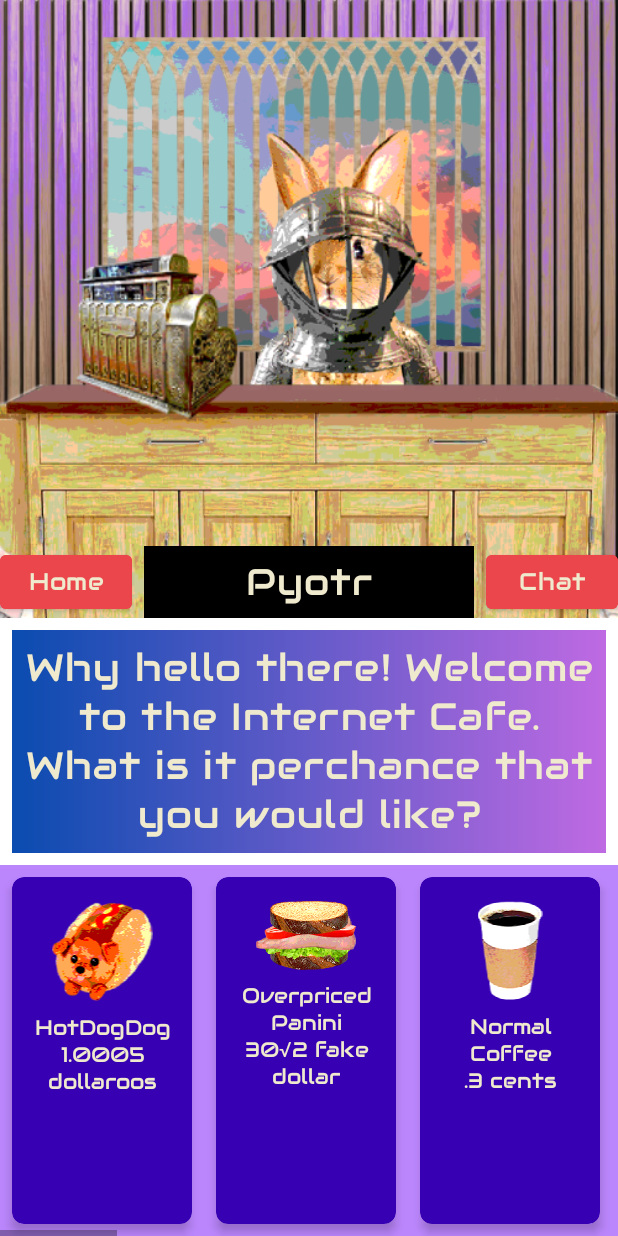
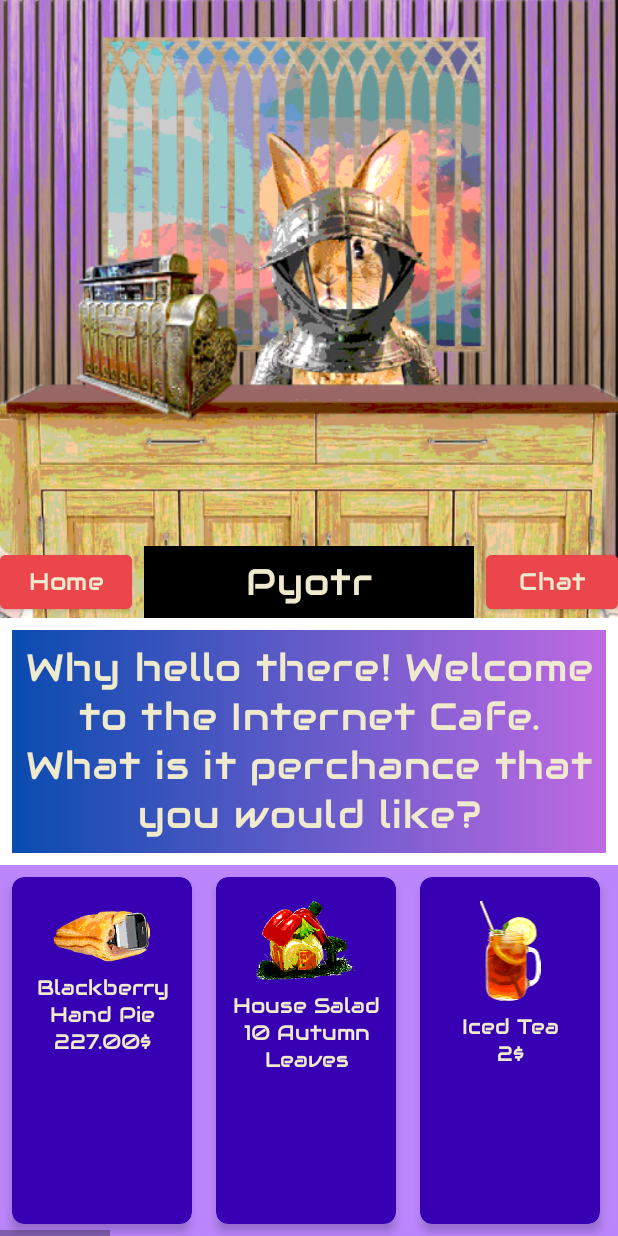
Before and after one commit to FalseNor/coffeeGame, an Android app: the screen it shows after launch (MainActivity), after a tap on "Start!", on a phone screen of 412 x 824 dp. Run offline under Robolectric (Android 15) with nearby library versions, the phone set to English and light mode, and no system bars.

Commit message:
I fixed the shuffle!!!!! I also added one food, zebra ice cream sandwich, started adding the spaces to implement the two more baristas, and changed a few strings to make them fit in the textboxes better
Signed-off-by: literate gamer <rareliterategamer@gmail.com>

```diff
--- a/app/build.gradle
+++ b/app/build.gradle
@@ -45,6 +45,7 @@ dependencies {
     implementation 'androidx.constraintlayout:constraintlayout:2.1.4'
     implementation 'androidx.databinding:baseLibrary:3.2.0-alpha11'
     implementation 'androidx.core:core:1.10.0'
+
     testImplementation 'junit:junit:4.13.2'
     androidTestImplementation 'androidx.test.ext:junit:1.1.5'
     androidTestImplementation 'androidx.test.espresso:espresso-core:3.5.1'
--- a/app/src/main/java/com/example/coffeegame/SustenanceViewModel.kt
+++ b/app/src/main/java/com/example/coffeegame/SustenanceViewModel.kt
@@ -7,6 +7,7 @@ import com.example.coffeegame.data.Datasource
 import com.example.coffeegame.model.Sustenance
 
 class SustenanceViewModel: ViewModel() {
+    //setting up all
     private var _currentSustenance: MutableLiveData<Sustenance> = MutableLiveData<Sustenance>()
     val currentSustenance: LiveData<Sustenance>
         get() = _currentSustenance
@@ -16,7 +17,7 @@ class SustenanceViewModel: ViewModel() {
 
     init {
         //initialize sustenance data
-        _sustenanceData = Datasource.getSustenanceData()
+        _sustenanceData = Datasource.getLimitedSustenanceData() //using getLimitedSustenanceData() instead of getSustenanceData()
         _currentSustenance.value = _sustenanceData[0]
     }
 
--- a/app/src/main/java/com/example/coffeegame/adapter/SustenanceAdapter.kt
+++ b/app/src/main/java/com/example/coffeegame/adapter/SustenanceAdapter.kt
@@ -15,10 +15,11 @@ class SustenanceAdapter(private val onItemClicked: (Sustenance) -> Unit) :
 
     private lateinit var context: Context
 
-    class SustenanceViewHolder(private var binding: HorizontalListItemBinding) :
-        RecyclerView.ViewHolder(binding.root) {
+    class SustenanceViewHolder(
+        private var binding: HorizontalListItemBinding
+        ) : RecyclerView.ViewHolder(binding.root) {
 
-        fun bind(sustenance: Sustenance, context: Context) { //context.getString(sustenance.name) but we're not using string resources yet
+        fun bind(sustenance: Sustenance, context: Context) {
             binding.sustenanceName.setText(sustenance.name)
             binding.sustenancePrice.setText(sustenance.price)
             // Load the images into the ImageView using the Coil library
--- a/app/src/main/java/com/example/coffeegame/data/Datasource.kt
+++ b/app/src/main/java/com/example/coffeegame/data/Datasource.kt
@@ -7,6 +7,7 @@ import com.example.coffeegame.model.Barista
 import com.example.coffeegame.model.Sustenance
 import java.time.LocalTime
 import java.time.format.DateTimeFormatter
+import java.util.Random
 
 
 object Datasource {
@@ -14,6 +15,15 @@ object Datasource {
     //data handling functions
     fun getSustenanceData(): ArrayList<Sustenance>{
         return sustenanceList
+        //I don't formally use this one much but it's still probably useful to have idk
+    }
+    fun getLimitedSustenanceData(): ArrayList<Sustenance> {
+        //beware anybody lookin' at this it took a very long time to figure out this part
+        //divides the amount of available food that goes into the visible recyclerview
+        var sustenanceCopy: ArrayList<Sustenance> = getSustenanceData().map { it.copy() } as ArrayList<Sustenance>
+        val seed = Random()
+        sustenanceCopy= sustenanceCopy.shuffled(seed) as ArrayList<Sustenance>
+        return sustenanceCopy as ArrayList<Sustenance>
     }
     private fun getBaristaData(): ArrayList<Barista>{
         return baristaList
@@ -21,26 +31,34 @@ object Datasource {
     @RequiresApi(Build.VERSION_CODES.O)
     fun getCurrentBarista(): Barista{
         val localTime: LocalTime = getLocalTime()
+        //It gets mad with midnight so I just did the ol' canvas trick, 23:59
         return when {
-            //shift that end at 8:00 (start at 24:00/12:00pm)
-            localTime.isBefore(LocalTime.parse("08:00")) || localTime == LocalTime.parse("08:00") -> {
-                getBaristaData()[1] //TODO: update with nara
+            //shift that ends at 6:00am (starts at 24:00/12:00pm/00:00 //Just the start of the day)
+            // practically the night shift
+            localTime.isBefore(LocalTime.parse("06:00")) || localTime == LocalTime.parse("06:00") -> {
+                getBaristaData()[1]
+            //TODO: update with lidoo when lidoo implemented
             }
-            //shift that end at 16:00/4:00pm (start at 8:00)
-            localTime.isBefore(LocalTime.parse("16:00")) || localTime == LocalTime.parse("16:00") -> {
+            //shift that ends at 12:00am/12:00 (starts at 6:00am)
+            localTime.isBefore(LocalTime.parse("12:00")) || localTime == LocalTime.parse("12:00") -> {
                 getBaristaData()[0]
             }
-            //shift that end at 24:00/12:00pm (start at 16:00/4:00pm)
-            localTime.isBefore(LocalTime.parse("24:00")) || localTime == LocalTime.parse("24:00") -> {
+            //shift that ends at 6:00 pm/18:00 (starts at 12:00am/12:00)
+            localTime.isBefore(LocalTime.parse("18:00")) || localTime == LocalTime.parse("18:00") -> {
                 getBaristaData()[1]
             }
-
-            else -> getBaristaData()[0]
+            //shift that ends at midnight/24:00/00:00/end of day (starts at 6:00pm/18:00)
+            localTime.isBefore(LocalTime.parse("23:59")) || localTime == LocalTime.parse("23:59") -> {
+                getBaristaData()[0]
+                //TODO: update with nara? when nara implemented
+            }
+            //hanging else in case anything goes wrong
+            else -> getBaristaData()[1]
         }
     }
 
     @RequiresApi(Build.VERSION_CODES.O)     //jesus this took several days, the documentation around this area is not great
-    fun getLocalTime(): LocalTime {         //I <3 Java :3
+    fun getLocalTime(): LocalTime {         //I <3 Java
         val nowTime= LocalTime.now()        //important to note that localtime  doesn't know anything about the date
         val formatter = DateTimeFormatter.ofPattern("HH:mm")    //foul
         val timeTxt = nowTime.format(formatter)
@@ -74,7 +92,7 @@ object Datasource {
             R.string.normal_coffee_death_statement
         ),
         Sustenance(
-            4,
+            3,
             R.drawable.food_fidget_burger,
             R.string.burger_name,
             R.string.burger_price,
@@ -82,7 +100,7 @@ object Datasource {
             R.string.burger_death_statement
         ),
         Sustenance(
-            5,
+            4,
             R.drawable.food_spider_donut,
             R.string.spider_donut_name,
             R.string.spider_donut_price,
@@ -90,7 +108,7 @@ object Datasource {
             R.string.spider_donut_death_statement
         ),
         Sustenance(
-            6,
+            5,
             R.drawable.food_coffee_cream,
             R.string.cold_brew_name,
             R.string.cold_brew_price,
@@ -98,7 +116,7 @@ object Datasource {
             R.string.cold_brew_death_statement
         ),
         Sustenance(
-            7,
+            6,
             R.drawable.food_frosty,
             R.string.milkshake_name,
             R.string.milkshake_price,
@@ -106,7 +124,7 @@ object Datasource {
             R.string.milkshake_death_statement
         ),
         Sustenance(
-            8,
+            7,
             R.drawable.food_iced_drink,
             R.string.iced_tea_name,
             R.string.iced_tea_price,
@@ -114,7 +132,7 @@ object Datasource {
             R.string.iced_tea_death_statement
         ),
         Sustenance(
-            9,
+            8,
             R.drawable.food_pink_lemonade,
             R.string.pink_lemonade_name,
             R.string.pink_lemonade_price,
@@ -122,7 +140,7 @@ object Datasource {
             R.string.pink_lemonade_death_statement
         ),
         Sustenance(
-            10,
+            9,
             R.drawable.food_pitcher,
             R.string.pitcher_name,
             R.string.pitcher_price,
@@ -130,7 +148,7 @@ object Datasource {
             R.string.pitcher_death_statement
         ),
         Sustenance(
-            11,
+            10,
             R.drawable.food_punk_lemonade,
             R.string.punk_lemonade_name,
             R.string.punk_lemonade_price,
@@ -138,7 +156,7 @@ object Datasource {
             R.string.punk_lemonade_death_statement,
         ),
         Sustenance(
-            12,
+            11,
             R.drawable.food_blackberry_pie,
             R.string.blackberry_pie_name,
             R.string.blackberry_pie_price,
@@ -146,7 +164,7 @@ object Datasource {
             R.string.blackberry_pie_death_statement
         ),
         Sustenance(
-            13,
+            12,
             R.drawable.food_dodo_bird,
             R.string.dodo_bird_name,
             R.string.dodo_bird_price,
@@ -154,7 +172,7 @@ object Datasource {
             R.string.dodo_bird_death_statement
         ),
         Sustenance(
-            14,
+            13,
             R.drawable.food_house_salad,
             R.string.house_salad_name,
             R.string.house_salad_price,
@@ -162,7 +180,7 @@ object Datasource {
             R.string.house_salad_death_statement
         ),
         Sustenance(
-            15,
+            14,
             R.drawable.goth_tea,
             R.string.hot_goth_tea_name,
             R.string.hot_goth_tea_price,
@@ -170,12 +188,20 @@ object Datasource {
             R.string.hot_goth_tea_death_statement
         ),
         Sustenance(
-            16,
+            15,
             R.drawable.food_tea_ice,
             R.string.tea_ice_name,
             R.string.tea_ice_price,
             R.string.tea_ice_description,
             R.string.tea_ice_death_statement
+        ),
+        Sustenance(
+            16,
+            R.drawable.food_zebra_ice_cream_sandwich,
+            R.string.zebra_ice_cream_sandwich_name,
+            R.string.zebra_ice_cream_sandwich_price,
+            R.string.zebra_ice_cream_sandwich_description,
+            R.string.zebra_ice_cream_sandwich_death_statement
         )
     )
     private val baristaList: ArrayList<Barista> = arrayListOf(
@@ -186,6 +212,7 @@ object Datasource {
             R.string.pyotr_custom_chat_name,
             R.string.pyotr_main_default_greeting,
             //pyotr advice list
+            //TODO: implement pyotr chats
             arrayListOf(
                 R.string.pyotr_advice_1,
                 R.string.pyotr_advice_2
@@ -237,6 +264,61 @@ object Datasource {
                     R.string.rumble_custom_4,
                     R.string.rumble_custom_5
                 )
+            ),
+        Barista(
+            2,
+            R.string.nara_name,
+            R.drawable.character_nara_storefront_evening,
+            R.string.nara_custom_chat_name,
+            R.string.nara_default_greeting,
+            //TODO: implement nara chats
+            //nara advice list
+            arrayListOf(
+                1,
+                2
+            ),
+            //nara chat list
+            arrayListOf(
+                1,
+                2
+            ),
+            //nara flirt response list
+            arrayListOf(
+                1,
+                2
+            ),
+            //nara custom advice list... affirmations!
+            arrayListOf(
+                1,
+                2
             )
+        ),
+        Barista(
+            3,
+            R.string.lidoo_name,
+            R.drawable.character_lidoo_storefront_night,
+            R.string.lidoo_custom_chat_name,
+            R.string.lidoo_greeting,
+            //lidoo advice list
+            arrayListOf(
+                1,
+                2
+            ),
+            //lidoo chat list
+            arrayListOf(
+                1,
+                2
+            ),
+            //lidoo flirt response list
+            arrayListOf(
+                1,
+                2
+            ),
+            //lidoo custom list.. wild rumors!
+            arrayListOf(
+                1,
+                2
+            ),
+        )
     )
 }
--- a/app/src/main/res/layout/fragment_purchase.xml
+++ b/app/src/main/res/layout/fragment_purchase.xml
@@ -29,6 +29,20 @@
         app:layout_constraintGuide_percent=".3" />
 
     <androidx.constraintlayout.widget.Guideline
+        android:id="@+id/under_title_guideline"
+        android:layout_width="wrap_content"
+        android:layout_height="wrap_content"
+        android:orientation="horizontal"
+        app:layout_constraintGuide_percent=".73" />
+
+    <androidx.constraintlayout.widget.Guideline
+        android:id="@+id/guideline_between_description_and_price"
+        android:layout_width="wrap_content"
+        android:layout_height="wrap_content"
+        android:orientation="horizontal"
+        app:layout_constraintGuide_percent=".85" />
+
+    <androidx.constraintlayout.widget.Guideline
         android:id="@+id/bottom_horizontal_guideline"
         android:layout_width="wrap_content"
         android:layout_height="wrap_content"
@@ -40,14 +54,7 @@
         android:layout_width="wrap_content"
         android:layout_height="wrap_content"
         android:orientation="horizontal"
-        app:layout_constraintGuide_percent=".94" />
-
-    <androidx.constraintlayout.widget.Guideline
-        android:id="@+id/under_title_guideline"
-        android:layout_width="wrap_content"
-        android:layout_height="wrap_content"
-        android:orientation="horizontal"
-        app:layout_constraintGuide_percent=".73" />
+        app:layout_constraintGuide_percent="0.93" />
 
     <ImageView
         android:id="@+id/purchase_screen_character_image"
@@ -76,7 +83,7 @@
         android:src="@drawable/better_text_box"
         app:layout_constraintBottom_toBottomOf="parent"
         app:layout_constraintEnd_toEndOf="parent"
-        app:layout_constraintHorizontal_bias="0.0"
+        app:layout_constraintHorizontal_bias="1.0"
         app:layout_constraintStart_toStartOf="parent"
         app:layout_constraintTop_toTopOf="@+id/purchase_fragment_under_half_guideline"
         app:layout_constraintVertical_bias="1.0" />
@@ -118,9 +125,10 @@
         android:id="@+id/item_description_text_view"
         style="@style/DescriptionTextView"
         android:layout_width="0dp"
-        android:layout_height="wrap_content"
+        android:layout_height="0dp"
         android:text="@string/item_desciption_default"
         app:autoSizeTextType="uniform"
+        app:layout_constraintBottom_toTopOf="@+id/guideline_between_description_and_price"
         app:layout_constraintEnd_toEndOf="@+id/item_title_text_view"
         app:layout_constraintStart_toStartOf="@+id/item_title_text_view"
         app:layout_constraintTop_toTopOf="@+id/under_title_guideline"
@@ -130,14 +138,15 @@
         android:id="@+id/item_price_text_view"
         style="@style/DescriptionTextView"
         android:layout_width="0dp"
-        android:layout_height="wrap_content"
+        android:layout_height="0dp"
         android:layout_marginStart="8dp"
         android:layout_marginEnd="8dp"
         android:text="@string/item_price_default"
         app:autoSizeTextType="uniform"
+        app:layout_constraintBottom_toTopOf="@+id/bottom_horizontal_guideline"
         app:layout_constraintEnd_toEndOf="@+id/purchase_screen_text_box_bg"
         app:layout_constraintStart_toStartOf="@+id/purchase_screen_text_box_bg"
-        app:layout_constraintTop_toBottomOf="@+id/item_description_text_view"
+        app:layout_constraintTop_toTopOf="@+id/guideline_between_description_and_price"
         tools:ignore="TextContrastCheck" />
 
     <Button
@@ -148,11 +157,12 @@
         android:layout_marginStart="8dp"
         android:layout_marginEnd="8dp"
         android:backgroundTint="@color/salmon"
-        android:maxWidth="320dp"
-        android:minHeight="48dp"
+        android:maxWidth="320sp"
         android:text="@string/eat"
+        android:textSize="14sp"
         app:layout_constraintBottom_toBottomOf="@+id/purchase_screen_text_box_bg"
         app:layout_constraintEnd_toEndOf="@+id/purchase_screen_text_box_bg"
+        app:layout_constraintHeight_min="wrap"
         app:layout_constraintStart_toStartOf="@+id/purchase_screen_text_box_bg"
         app:layout_constraintTop_toTopOf="@+id/hated_bottomest_guideline"
         tools:ignore="TextContrastCheck,VisualLintButtonSize" />
@@ -192,7 +202,6 @@
         android:layout_height="0dp"
         android:layout_margin="8dp"
         android:background="@color/black"
-        android:gravity="top|center_vertical"
         android:padding="8dp"
         android:text="@string/death_statement_default"
         app:autoSizeTextType="uniform"
--- a/app/src/main/res/navigation/nav_graph.xml
+++ b/app/src/main/res/navigation/nav_graph.xml
@@ -12,7 +12,9 @@
         tools:layout="@layout/fragment_start" >
         <action
             android:id="@+id/action_startFragment_to_mainGameFragment"
-            app:destination="@id/mainGameFragment" />
+            app:destination="@id/mainGameFragment"
+            app:enterAnim="@anim/nav_default_enter_anim"
+            app:exitAnim="@anim/nav_default_exit_anim" />
     </fragment>
     <fragment
         android:id="@+id/mainGameFragment"
@@ -21,13 +23,20 @@
         tools:layout="@layout/fragment_main_game" >
         <action
             android:id="@+id/action_mainGameFragment_to_startFragment"
-            app:destination="@id/startFragment" />
+            app:destination="@id/startFragment"
+            app:enterAnim="@anim/nav_default_enter_anim"
+            app:exitAnim="@anim/nav_default_exit_anim"
+            app:popUpTo="@id/startFragment" />
         <action
             android:id="@+id/action_mainGameFragment_to_chatFragment"
-            app:destination="@id/chatFragment" />
+            app:destination="@id/chatFragment"
+            app:enterAnim="@anim/nav_default_enter_anim"
+            app:exitAnim="@anim/nav_default_exit_anim" />
         <action
             android:id="@+id/action_mainGameFragment_to_purchaseFragment"
-            app:destination="@id/purchaseFragment" />
+            app:destination="@id/purchaseFragment"
+            app:enterAnim="@anim/nav_default_enter_anim"
+            app:exitAnim="@anim/nav_default_exit_anim" />
     </fragment>
     <fragment
         android:id="@+id/ambianceFragment"
@@ -36,10 +45,16 @@
         tools:layout="@layout/fragment_ambiance" >
         <action
             android:id="@+id/action_ambianceFragment_to_mainGameFragment"
-            app:destination="@id/mainGameFragment" />
+            app:destination="@id/mainGameFragment"
+            app:enterAnim="@anim/nav_default_enter_anim"
+            app:exitAnim="@anim/nav_default_exit_anim"
+            app:popUpTo="@id/mainGameFragment" />
         <action
             android:id="@+id/action_ambianceFragment_to_startFragment"
-            app:destination="@id/startFragment" />
+            app:destination="@id/startFragment"
+            app:enterAnim="@anim/nav_default_enter_anim"
+            app:exitAnim="@anim/nav_default_exit_anim"
+            app:popUpTo="@id/startFragment" />
     </fragment>
     <fragment
         android:id="@+id/chatFragment"
@@ -48,7 +63,14 @@
         tools:layout="@layout/fragment_chat" >
         <action
             android:id="@+id/action_chatFragment_to_startFragment"
-            app:destination="@id/startFragment" />
+            app:destination="@id/startFragment"
+            app:enterAnim="@anim/nav_default_enter_anim"
+            app:exitAnim="@anim/nav_default_exit_anim"
+            app:popUpTo="@id/startFragment" />
+        <action
+            android:id="@+id/action_chatFragment_to_mainGameFragment"
+            app:destination="@id/mainGameFragment"
+            app:popUpTo="@id/mainGameFragment" />
     </fragment>
     <fragment
         android:id="@+id/purchaseFragment"
@@ -57,6 +79,8 @@
         tools:layout="@layout/fragment_purchase" >
         <action
             android:id="@+id/action_purchaseFragment_to_ambianceFragment"
-            app:destination="@id/ambianceFragment" />
+            app:destination="@id/ambianceFragment"
+            app:enterAnim="@anim/nav_default_enter_anim"
+            app:exitAnim="@anim/nav_default_exit_anim" />
     </fragment>
 </navigation>
--- a/app/src/main/res/values/strings.xml
+++ b/app/src/main/res/values/strings.xml
@@ -99,12 +99,12 @@
     <string name="punk_lemonade_description"><![CDATA[Punk Lemonade to share with your worstest enemies >:(]]></string>
     <string name="punk_lemonade_death_statement">I don\'t care about death. Eat me if you want.</string>
     <string name="blackberry_pie_name">Blackberry Hand Pie</string>
-    <string name="blackberry_pie_death_statement">I was already outdated.. I guess it\'s fine if you kill me</string>
+    <string name="blackberry_pie_death_statement">I was already outdated.. I guess it\'s fine to die</string>
     <string name="blackberry_pie_price">227.00$</string>
     <string name="blackberry_pie_description">Hand pie made with blackberries. Watch your teeth on the glass.</string>
     <string name="dodo_bird_death_statement">Are you some sort of Wild Kratts villain?</string>
-    <string name="dodo_bird_description">This is a dodo bird. How did we get this? Why are we selling it? Let\'s ignore that.</string>
-    <string name="dodo_bird_price">The price is probably incalculable</string>
+    <string name="dodo_bird_description">This is a dodo bird. How did we get this? Why are we selling it?</string>
+    <string name="dodo_bird_price">The price is incalculable</string>
     <string name="dodo_bird_name">Dodo Bird</string>
     <string name="house_salad_name">House Salad</string>
     <string name="house_salad_price">10 Autumn Leaves</string>
@@ -113,9 +113,19 @@
     <string name="hot_goth_tea_name">Hot Goth Tea</string>
     <string name="hot_goth_tea_price">20 beatcoins</string>
     <string name="hot_goth_tea_death_statement">Jeez, I\'d say buy a dinner first but I guess you did.</string>
-    <string name="hot_goth_tea_description">This tea is really hot, also mind the spikes on the way down.</string>
+    <string name="hot_goth_tea_description">This tea is super hot! Mind the spikes on the way down.</string>
     <string name="tea_ice_name">Tea Ice?</string>
     <string name="tea_ice_description">Iced tea, or tea inside an ice cube. You have to melt it to get to the tea.</string>
     <string name="tea_ice_price">4 dillards</string>
     <string name="tea_ice_death_statement">Goodbye, cruel world!</string>
+    <string name="zebra_ice_cream_sandwich_name">Zebra Ice Cream</string>
+    <string name="zebra_ice_cream_sandwich_death_statement">My death is a welcome sacrifice for a meal as good as I will make.</string>
+    <string name="zebra_ice_cream_sandwich_price">3€</string>
+    <string name="zebra_ice_cream_sandwich_description">Zebra ice cream sandwich, with real zebra!</string>
+    <string name="nara_name">Nara</string>
+    <string name="nara_default_greeting">Good day, what would you like?</string>
+    <string name="nara_custom_chat_name">Affirmations</string>
+    <string name="lidoo_custom_chat_name">Rumors</string>
+    <string name="lidoo_name">Lidoo</string>
+    <string name="lidoo_greeting">Hiya! What would you like to order?</string>
 </resources>
```
Also changed, not shown: app/src/main/res/drawable/character_rumble_storefront.png (deleted), app/src/main/res/drawable/food_zebra_ice_cream_sandwich.png (added).
